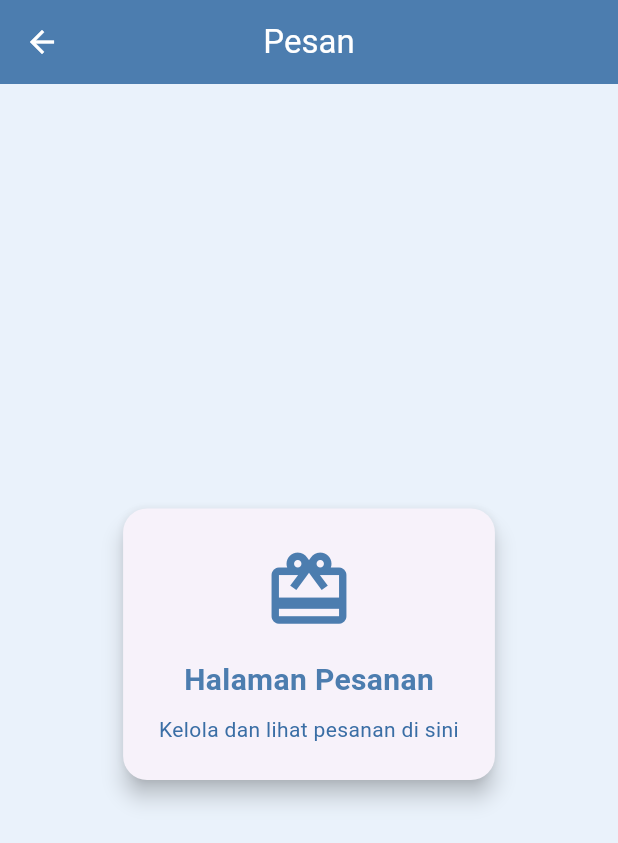
After one commit to NamakuLanangTegar/Toko-Online, a Flutter app: the PesanView screen opened by its route, on a phone screen of 412 x 824 dp. The commit adds this screen. Shown: the top 843 px of the screen. Run offline on Flutter 3.47's test engine with Material 3 defaults, Android fonts, the phone set to English and light mode, and no system bars; our stand-ins replace shared_preferences; accounts and stored records are empty.

Commit message:
tambah fitur navbar

```diff
--- a/lib/main.dart
+++ b/lib/main.dart
@@ -1,6 +1,8 @@
 import 'package:flutter/material.dart';
+import 'package:toko_online/views/barang_view.dart';
 import 'package:toko_online/views/dashboard.dart';
 import 'package:toko_online/views/login_view.dart';
+import 'package:toko_online/views/pesan_view.dart';
 import 'package:toko_online/views/register_user_view.dart';
 
 void main() {
@@ -12,6 +14,8 @@ void main() {
       '/register': (context) => RegisterUserView(),
       '/login': (context) => LoginView(),
       '/dashboard': (context) => DashboardView(),
+      '/barang': (context) => BarangView(),
+      '/pesan': (context) => PesanView(),
       },
     ),
   );
--- a/lib/views/dashboard.dart
+++ b/lib/views/dashboard.dart
@@ -1,5 +1,6 @@
 import 'package:flutter/material.dart';
 import 'package:toko_online/models/user_login.dart';
+import 'package:toko_online/widgets/bottom_nav.dart';
 
 class DashboardView extends StatefulWidget {
   const DashboardView({super.key});
@@ -100,6 +101,7 @@ class _DashboardViewState extends State<DashboardView> {
           ),
         ),
       ),
+      bottomNavigationBar: BottomNav(0),
     );
   }
 }
--- /dev/null
+++ b/lib/views/pesan_view.dart
@@ -0,0 +1,71 @@
+import 'package:flutter/material.dart';
+import 'package:toko_online/widgets/bottom_nav.dart';
+
+class PesanView extends StatefulWidget {
+  const PesanView({super.key});
+
+  @override
+  State<PesanView> createState() => _PesanViewState();
+}
+
+class _PesanViewState extends State<PesanView> {
+  final Color primaryBlue = const Color(0xFF4C7DAF);
+  final Color accentBlue = const Color(0xFF3A6EA5);
+  final Color softBlue = const Color(0xFFEAF2FB);
+
+  @override
+  Widget build(BuildContext context) {
+    return Scaffold(
+      backgroundColor: softBlue,
+      appBar: AppBar(
+        title: const Text("Pesan"),
+        backgroundColor: primaryBlue,
+        foregroundColor: Colors.white,
+        centerTitle: true,
+      ),
+      body: Padding(
+        padding: const EdgeInsets.all(16),
+        child: Center(
+          child: Card(
+            elevation: 6,
+            shape: RoundedRectangleBorder(
+              borderRadius: BorderRadius.circular(16),
+            ),
+            child: Padding(
+              padding: const EdgeInsets.all(24),
+              child: Column(
+                mainAxisSize: MainAxisSize.min,
+                children: [
+                  Icon(
+                    Icons.card_giftcard,
+                    size: 60,
+                    color: primaryBlue,
+                  ),
+                  const SizedBox(height: 16),
+                  Text(
+                    "Halaman Pesanan",
+                    style: TextStyle(
+                      fontSize: 20,
+                      fontWeight: FontWeight.bold,
+                      color: primaryBlue,
+                    ),
+                  ),
+                  const SizedBox(height: 8),
+                  Text(
+                    "Kelola dan lihat pesanan di sini",
+                    textAlign: TextAlign.center,
+                    style: TextStyle(
+                      fontSize: 14,
+                      color: accentBlue,
+                    ),
+                  ),
+                ],
+              ),
+            ),
+          ),
+        ),
+      ),
+      bottomNavigationBar: BottomNav(1),
+    );
+  }
+}
--- /dev/null
+++ b/lib/widgets/bottom_nav.dart
@@ -0,0 +1,88 @@
+import 'package:flutter/material.dart';
+import 'package:toko_online/models/user_login.dart';
+
+class BottomNav extends StatefulWidget {
+  int activePage;
+
+  BottomNav(this.activePage);
+
+  @override
+  State<BottomNav> createState() => _BottomNavState();
+}
+
+class _BottomNavState extends State<BottomNav> {
+  UserLogin userLogin = UserLogin();
+  String? role;
+
+  getDataLogin() async {
+    var user = await userLogin.getUserLogin();
+    if (user!.status != false) {
+      setState(() {
+        role = user.role;
+      });
+    } else {
+      Navigator.popAndPushNamed(context, '/login');
+    }
+  }
+
+  @override
+  void initState() {
+    super.initState();
+    getDataLogin();
+  }
+
+  void getLink(index) {
+    if (role == "admin") {
+      if (index == 0) {
+        Navigator.pushReplacementNamed(context, '/dashboard');
+      } else if (index == 1) {
+        Navigator.pushReplacementNamed(context, '/barang');
+      }
+    } else if (role == "kasir") {
+      if (index == 0) {
+        Navigator.pushReplacementNamed(context, '/dashboard');
+      } else if (index == 1) {
+        Navigator.pushReplacementNamed(context, '/pesan');
+      }
+    }
+  }
+
+  @override
+  Widget build(BuildContext context) {
+    return role == "admin"
+        ? BottomNavigationBar(
+            selectedItemColor: Colors.black,
+            unselectedItemColor: Colors.grey,
+            currentIndex: widget.activePage,
+            onTap: (index) => getLink(index),
+            items: const [
+              BottomNavigationBarItem(
+                icon: Icon(Icons.home),
+                label: 'Home',
+              ),
+              BottomNavigationBarItem(
+                icon: Icon(Icons.file_copy),
+                label: 'Barang',
+              ),
+            ],
+          )
+        : role == "kasir"
+            ? BottomNavigationBar(
+                selectedItemColor: Colors.black,
+                unselectedItemColor: Colors.grey,
+                currentIndex: widget.activePage,
+                onTap: (index) => getLink(index),
+                items: const [
+                  BottomNavigationBarItem(
+                    icon: Icon(Icons.home),
+                    label: 'Home',
+                  ),
+                  BottomNavigationBarItem(
+                    icon: Icon(Icons.card_giftcard),
+                    label: 'Pesan',
+                  ),
+                ],
+              )
+            : const Text("");
+  }
+}
```
Also changed, not shown: lib/views/barang_view.dart (added, +71 -0 lines).
